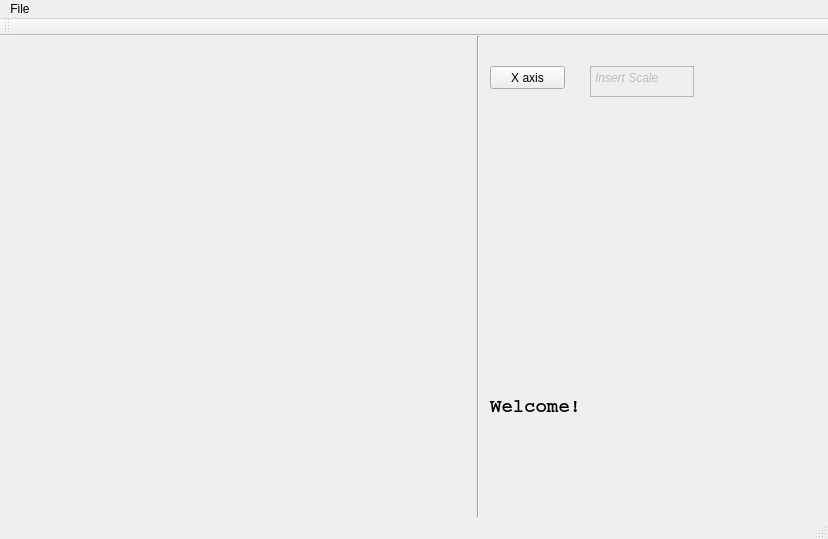
First picture: the form in p2/mainwindow.ui, repository boliu68/CV_HW, before the edit.
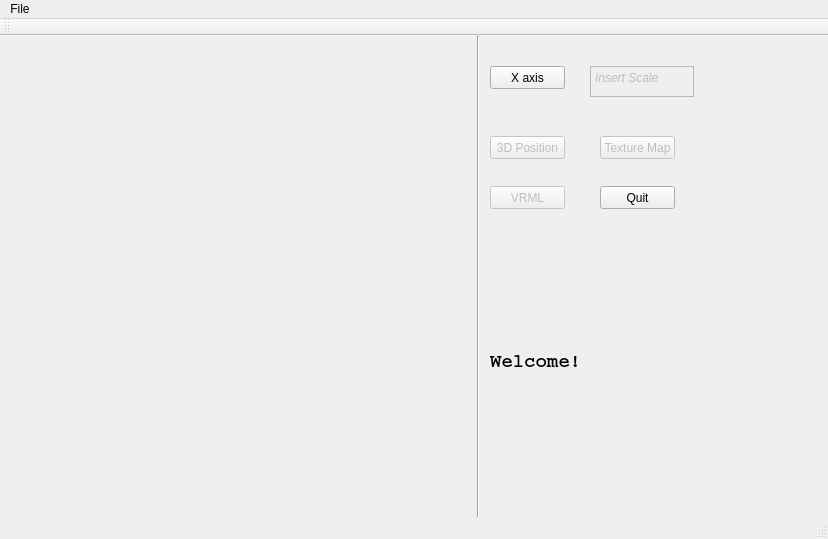
Second picture: the form after the edit.

The edit to the form file:
```diff
--- a/p2/mainwindow.ui
+++ b/p2/mainwindow.ui
@@ -60,9 +60,9 @@
     <property name="geometry">
      <rect>
       <x>490</x>
-      <y>270</y>
+      <y>170</y>
       <width>321</width>
-      <height>200</height>
+      <height>311</height>
      </rect>
     </property>
     <property name="font">
@@ -101,6 +101,70 @@
      <string>Insert Scale</string>
     </property>
    </widget>
+   <widget class="QPushButton" name="D3">
+    <property name="enabled">
+     <bool>false</bool>
+    </property>
+    <property name="geometry">
+     <rect>
+      <x>490</x>
+      <y>100</y>
+      <width>75</width>
+      <height>23</height>
+     </rect>
+    </property>
+    <property name="text">
+     <string>3D Position</string>
+    </property>
+   </widget>
+   <widget class="QPushButton" name="texture">
+    <property name="enabled">
+     <bool>false</bool>
+    </property>
+    <property name="geometry">
+     <rect>
+      <x>600</x>
+      <y>100</y>
+      <width>75</width>
+      <height>23</height>
+     </rect>
+    </property>
+    <property name="text">
+     <string>Texture Map</string>
+    </property>
+   </widget>
+   <widget class="QPushButton" name="vrml">
+    <property name="enabled">
+     <bool>false</bool>
+    </property>
+    <property name="geometry">
+     <rect>
+      <x>490</x>
+      <y>150</y>
+      <width>75</width>
+      <height>23</height>
+     </rect>
+    </property>
+    <property name="text">
+     <string>VRML</string>
+    </property>
+   </widget>
+   <widget class="QPushButton" name="quit">
+    <property name="enabled">
+     <bool>true</bool>
+    </property>
+    <property name="geometry">
+     <rect>
+      <x>600</x>
+      <y>150</y>
+      <width>75</width>
+      <height>23</height>
+     </rect>
+    </property>
+    <property name="text">
+     <string>Quit</string>
+    </property>
+   </widget>
   </widget>
   <widget class="QMenuBar" name="menuBar">
    <property name="geometry">
```
Left out of the diff: 71 changed lines with no effect on the pictures.
